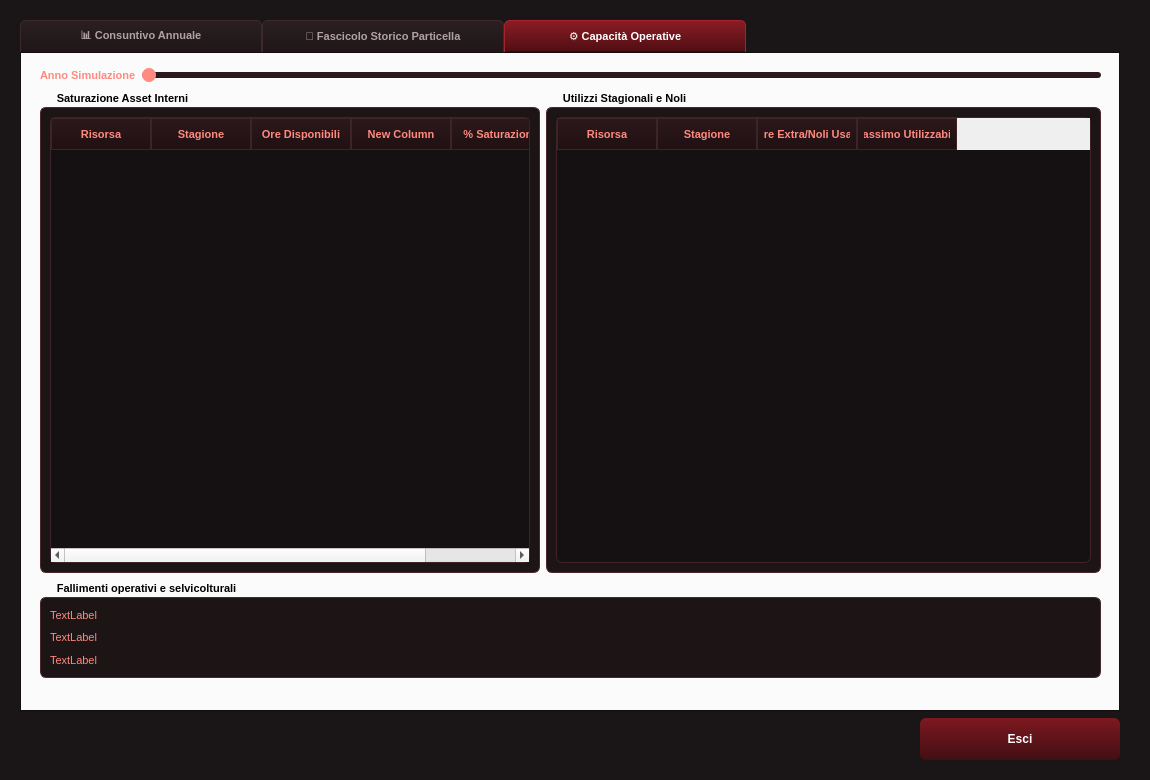
The window that GUI/form_valutazioni.ui (Seyen75/Gestione_Pioppeto) describes before a commit, drawn with Qt 5.
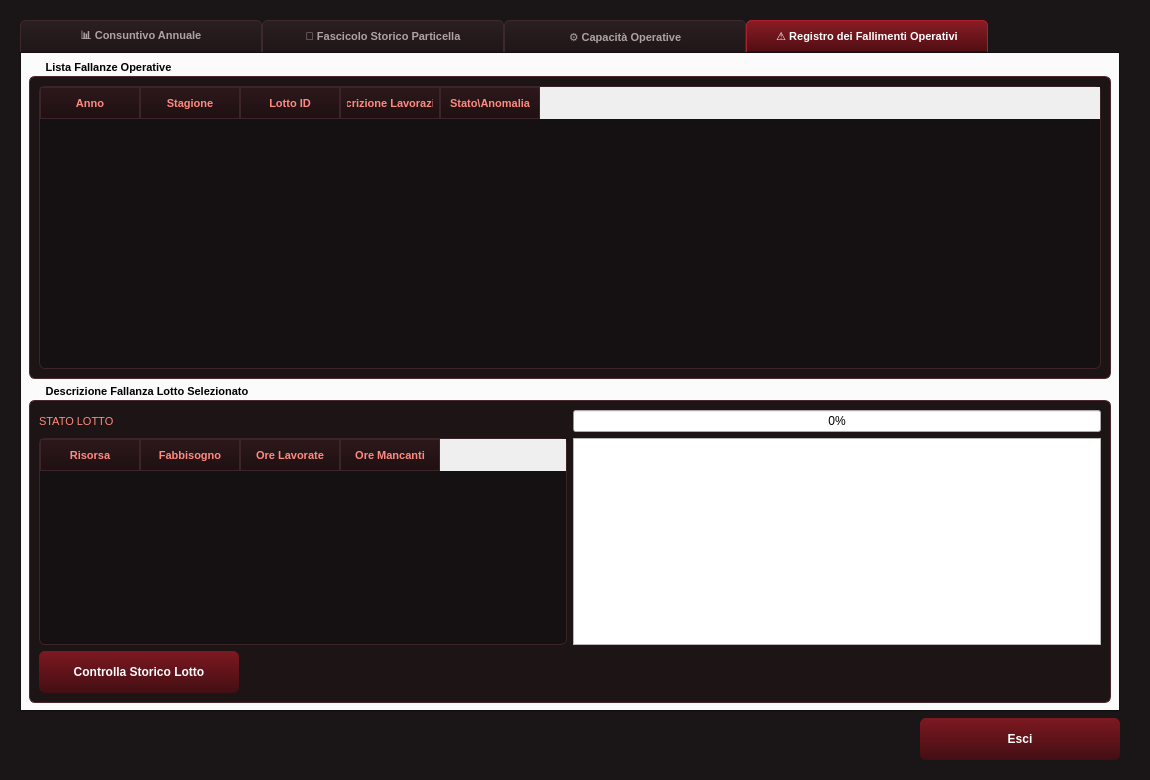
The same window after the commit. The open tabs and pages were chosen to show the change.

Diff of the .ui file:
```diff
--- a/GUI/form_valutazioni.ui
+++ b/GUI/form_valutazioni.ui
@@ -163,6 +163,13 @@
     padding: 6px 12px;
 }
 
+QPushButton:hover {
+    background: qlineargradient(x1:0, y1:0, x2:0, y2:1, stop:0 #9a2630, stop:1 #5e161b);
+}
+
+QPushButton:pressed {
+    background: qlineargradient(x1:0, y1:0, x2:0, y2:1, stop:0 #5e161b, stop:1 #2a0a0c);
+}
 
 /* =========================================================================
    GROUPBOX INFORMATIVI
@@ -548,23 +555,45 @@
          <x>20</x>
          <y>10</y>
          <width>1061</width>
-         <height>27</height>
+         <height>30</height>
         </rect>
        </property>
        <layout class="QHBoxLayout" name="horizontalLayout_7">
         <item>
          <widget class="QLabel" name="lbl_anno_selezionato_2">
+          <property name="maximumSize">
+           <size>
+            <width>110</width>
+            <height>16777215</height>
+           </size>
+          </property>
           <property name="text">
            <string>Anno Simulazione</string>
           </property>
          </widget>
         </item>
         <item>
-         <widget class="QSlider" name="sld_anno_report_capacita">
+         <widget class="QComboBox" name="cmb_anno_report_capacita">
+          <property name="maximumSize">
+           <size>
+            <width>75</width>
+            <height>16777215</height>
+           </size>
+          </property>
+         </widget>
+        </item>
+        <item>
+         <spacer name="horizontalSpacer_3">
           <property name="orientation">
            <enum>Qt::Orientation::Horizontal</enum>
           </property>
-         </widget>
+          <property name="sizeHint" stdset="0">
+           <size>
+            <width>40</width>
+            <height>20</height>
+           </size>
+          </property>
+         </spacer>
         </item>
        </layout>
       </widget>
@@ -694,6 +723,127 @@
        </layout>
       </widget>
      </widget>
+     <widget class="QWidget" name="tab_anomalie">
+      <attribute name="title">
+       <string>⚠️ Registro dei Fallimenti Operativi</string>
+      </attribute>
+      <layout class="QVBoxLayout" name="verticalLayout_12">
+       <item>
+        <widget class="QGroupBox" name="groupBox_4">
+         <property name="title">
+          <string>Lista Fallanze Operative</string>
+         </property>
+         <layout class="QVBoxLayout" name="verticalLayout_10">
+          <item>
+           <widget class="QTableWidget" name="tbl_log_anomalie">
+            <property name="maximumSize">
+             <size>
+              <width>16777203</width>
+              <height>16777215</height>
+             </size>
+            </property>
+            <attribute name="verticalHeaderStretchLastSection">
+             <bool>false</bool>
+            </attribute>
+            <column>
+             <property name="text">
+              <string>Anno</string>
+             </property>
+            </column>
+            <column>
+             <property name="text">
+              <string>Stagione</string>
+             </property>
+            </column>
+            <column>
+             <property name="text">
+              <string>Lotto ID</string>
+             </property>
+            </column>
+            <column>
+             <property name="text">
+              <string>Descrizione Lavorazione</string>
+             </property>
+            </column>
+            <column>
+             <property name="text">
+              <string>Stato\Anomalia</string>
+             </property>
+            </column>
+           </widget>
+          </item>
+         </layout>
+        </widget>
+       </item>
+       <item>
+        <widget class="QGroupBox" name="groupBox_5">
+         <property name="title">
+          <string>Descrizione Fallanza Lotto Selezionato</string>
+         </property>
+         <layout class="QVBoxLayout" name="verticalLayout_11">
+          <item>
+           <layout class="QGridLayout" name="gridLayout">
+            <item row="1" column="0">
+             <widget class="QTableWidget" name="tbl_bilancio_risorse">
+              <column>
+               <property name="text">
+                <string>Risorsa</string>
+               </property>
+              </column>
+              <column>
+               <property name="text">
+                <string>Fabbisogno</string>
+               </property>
+              </column>
+              <column>
+               <property name="text">
+                <string>Ore Lavorate</string>
+               </property>
+              </column>
+              <column>
+               <property name="text">
+                <string>Ore Mancanti</string>
+               </property>
+              </column>
+             </widget>
+            </item>
+            <item row="0" column="0">
+             <widget class="QLabel" name="lbl_stato_dettaglio">
+              <property name="text">
+               <string>STATO LOTTO</string>
+              </property>
+             </widget>
+            </item>
+            <item row="1" column="1">
+             <widget class="QTextEdit" name="txt_diagnostica"/>
+            </item>
+            <item row="0" column="1">
+             <widget class="QProgressBar" name="pb_avanzamento_cantiere">
+              <property name="value">
+               <number>0</number>
+              </property>
+             </widget>
+            </item>
+            <item row="2" column="0">
+             <widget class="QPushButton" name="btn_vai_allo_storico">
+              <property name="maximumSize">
+               <size>
+                <width>200</width>
+                <height>16777215</height>
+               </size>
+              </property>
+              <property name="text">
+               <string>Controlla Storico Lotto</string>
+              </property>
+             </widget>
+            </item>
+           </layout>
+          </item>
+         </layout>
+        </widget>
+       </item>
+      </layout>
+     </widget>
     </widget>
    </item>
    <item>
```
Left out of the diff: 28 changed lines with no effect on the pictures.
